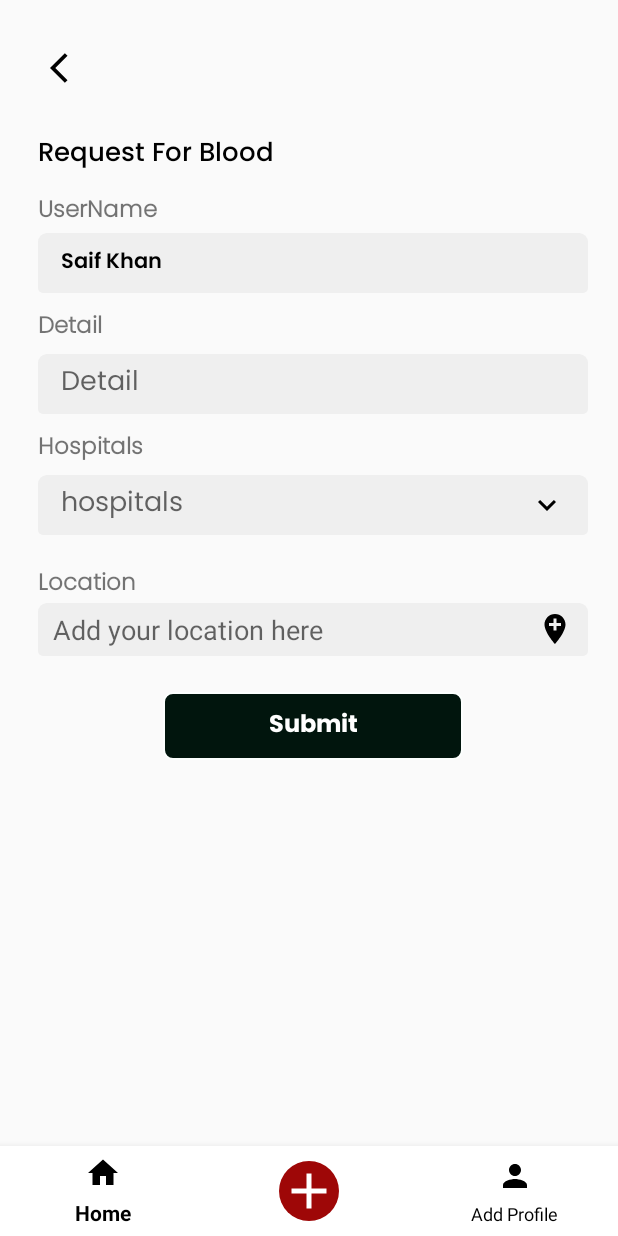
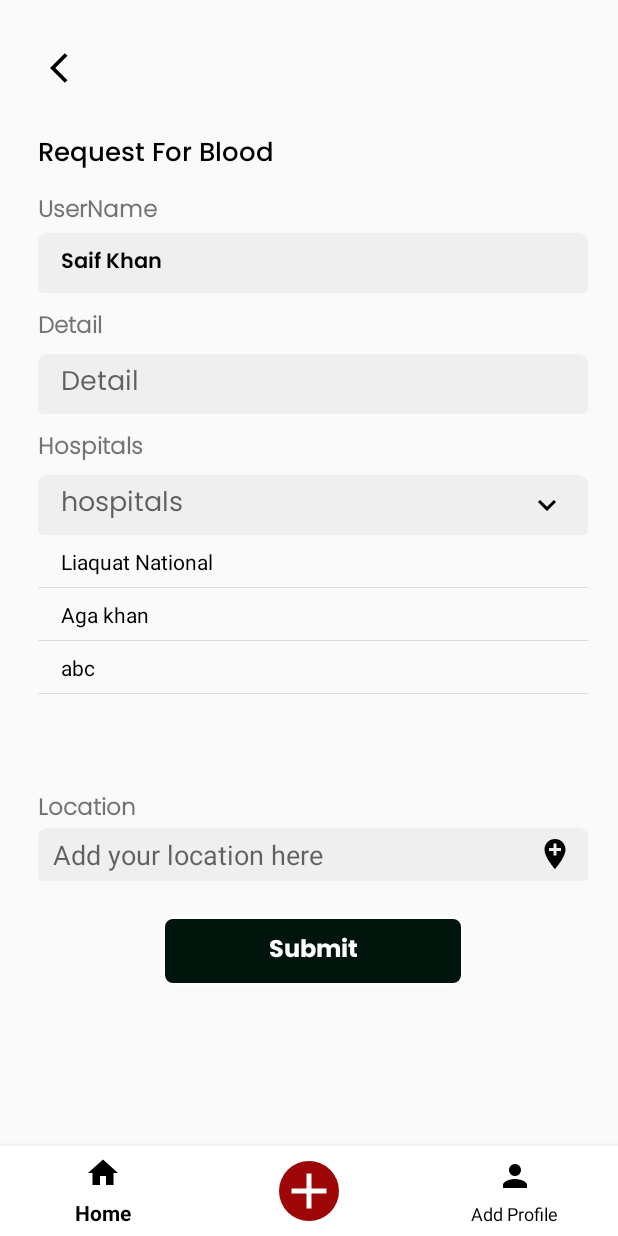
Before and after one commit to SaaifKhan/Blood-Donar-Finder, an Android app: the fragment RequestFragment placed in its activity, on a phone screen of 412 x 824 dp. Run offline under Robolectric (Android 15) with nearby library versions, the phone set to English and light mode, and no system bars; our stand-ins replace navigation-ui; libraries missing offline, so code that uses them is left out: net.cachapa.expandablelayout; plain views replace ExpandableLayout, MaterialRippleLayout; Roboto replaces fonts that are not available here; 4 statements that could not run were skipped.

Commit message:
ExpandableLayout using library AddRequest and RequestFragment Complete Update

```diff
--- a/app/src/main/java/app/dotinfiny/Bdf/UI/addrequestfragment/RequestFragment.java
+++ b/app/src/main/java/app/dotinfiny/Bdf/UI/addrequestfragment/RequestFragment.java
@@ -20,8 +20,15 @@ import androidx.fragment.app.Fragment;
 import androidx.navigation.Navigation;
 import androidx.recyclerview.widget.RecyclerView;
 
+import net.cachapa.expandablelayout.ExpandableLayout;
+
+import java.util.ArrayList;
+import java.util.List;
+
 import app.dotinfiny.Bdf.R;
 import app.dotinfiny.Bdf.UI.addrequestfragment.adapter.BloodGroupAdapter;
+import app.dotinfiny.Bdf.UI.addrequestfragment.adapter.HospitalsAdapter;
+import app.dotinfiny.Bdf.UI.addrequestfragment.model.HospitalModel;
 
 
 public class RequestFragment extends Fragment {
@@ -34,8 +41,12 @@ public class RequestFragment extends Fragment {
     TextView TvName;
     TextView title;
     TextView btnReqBlood;
-    TextView TextViewBloodForDonar,BloodGroupOfDonar;
+    TextView TextViewBloodForDonar, BloodGroupOfDonar;
     TextView TvError, TvErrorLocations, TvErrorHospital;
+    RecyclerView HospitalListRecyclerview;
+    HospitalsAdapter hospitalsAdapter;
+    ExpandableLayout expandableLayout;
+    //  List<HospitalModel> hospitalModelList = new ArrayList<>();
 
 
     @Override
@@ -43,6 +54,7 @@ public class RequestFragment extends Fragment {
         super.onCreate(savedInstanceState);
 
         // Drawable error = TvError.getBackground(R.drawable.error_drawable,);
+
 
         getActivity().getWindow().setSoftInputMode(
                 WindowManager.LayoutParams.SOFT_INPUT_STATE_ALWAYS_HIDDEN);
@@ -53,6 +65,8 @@ public class RequestFragment extends Fragment {
     @Override
     public View onCreateView(LayoutInflater inflater, ViewGroup container,
                              Bundle savedInstanceState) {
+
+
         bloodGroupAdapter = new BloodGroupAdapter(new BloodGroupAdapter.CLickListener() {
             @Override
             public void onClick(int position) {
@@ -73,7 +87,7 @@ public class RequestFragment extends Fragment {
         clickListener();
         checkEdittextWatcher(TvDesc, TvError);
         checkEdittextWatcher(TvHospitals, TvErrorHospital);
-         checkEdittextWatcher(Tvlocation,TvErrorLocations);
+        checkEdittextWatcher(Tvlocation, TvErrorLocations);
         RequestFragmentArgs args = RequestFragmentArgs.fromBundle(getArguments());
         Toast.makeText(getContext(), "It Donor " + args.getIsDonar(), Toast.LENGTH_SHORT).show();
         if (args.getIsDonar()) {
@@ -91,11 +105,26 @@ public class RequestFragment extends Fragment {
     }
 
     private void clickListener() {
+
+
         recyclerView.setHasFixedSize(true);
         recyclerView.setAdapter(bloodGroupAdapter);
 
+
+        HospitalListRecyclerview.setHasFixedSize(true);
+        hospitalsAdapter = new HospitalsAdapter(HospitalName(), new HospitalsAdapter.CLickListener() {
+            @Override
+            public void onClick(int position) {
+                HospitalModel model = HospitalName().get(position);
+                TvHospitals.setText(model.getHospitalName());
+                expandableLayout.setExpanded(false, true);
+            }
+        });
+        HospitalListRecyclerview.setAdapter(hospitalsAdapter);
+
+
 //        recyclerViewDonar.setHasFixedSize(true);
-  //      recyclerViewDonar.setAdapter(bloodGroupAdapter);
+        //      recyclerViewDonar.setAdapter(bloodGroupAdapter);
 
 
         imgBack.setOnClickListener(new View.OnClickListener() {
@@ -126,6 +155,14 @@ public class RequestFragment extends Fragment {
         });
 
 
+        TvHospitals.setOnClickListener(new View.OnClickListener() {
+            @Override
+            public void onClick(View v) {
+                expandableLayout.setExpanded(!expandableLayout.isExpanded(), true);
+            }
+        });
+
+
     }
 
     private void init(View view) {
@@ -145,6 +182,8 @@ public class RequestFragment extends Fragment {
         TextViewBloodForDonar = view.findViewById(R.id.TvBloodGroupDonar);
         BloodGroupOfDonar = view.findViewById(R.id.BloodGroupofDonar);
         RequiredBloodGroupOfReceiver = view.findViewById(R.id.TvRequiredBloodGroup);
+        HospitalListRecyclerview = view.findViewById(R.id.recyclerviewHospitals);
+        expandableLayout = view.findViewById(R.id.expandable_layout);
     }
 
 
@@ -179,5 +218,15 @@ public class RequestFragment extends Fragment {
 
     }
 
+    public List<HospitalModel> HospitalName() {
+        final List<HospitalModel> list = new ArrayList<>();
+
+        list.add(new HospitalModel(1, "Liaquat National"));
+        list.add(new HospitalModel(2, "Aga khan"));
+        list.add(new HospitalModel(3, "abc"));
+
+        return list;
+    }
+
 
 }
--- a/app/src/main/java/app/dotinfiny/Bdf/UI/addrequestfragment/adapter/HospitalsAdapter.java
+++ b/app/src/main/java/app/dotinfiny/Bdf/UI/addrequestfragment/adapter/HospitalsAdapter.java
@@ -3,34 +3,79 @@ package app.dotinfiny.Bdf.UI.addrequestfragment.adapter;
 import android.view.LayoutInflater;
 import android.view.View;
 import android.view.ViewGroup;
+import android.widget.TextView;
 
 import androidx.annotation.NonNull;
 import androidx.recyclerview.widget.RecyclerView;
 
+import java.util.ArrayList;
+import java.util.List;
+
 import app.dotinfiny.Bdf.R;
+import app.dotinfiny.Bdf.UI.addrequestfragment.model.HospitalModel;
 
 public class HospitalsAdapter extends RecyclerView.Adapter<HospitalsAdapter.ViewHolder> {
+
+    private final int selected_position = -1;
+    CLickListener HospitalNameCLickListener;
+
+
+    // private List<HospitalModel> hospitalModels;
+    List<HospitalModel> hospitalModels = new ArrayList<>();
+
+
+    public HospitalsAdapter(List<HospitalModel> hospitalModels, CLickListener cLickListener) {
+        this.hospitalModels = hospitalModels;
+        this.HospitalNameCLickListener = cLickListener;
+
+    }
+
     @NonNull
     @Override
     public HospitalsAdapter.ViewHolder onCreateViewHolder(@NonNull ViewGroup viewGroup, int i) {
         View itemView = LayoutInflater.from(viewGroup.getContext()).
-                inflate(R.layout.layout_row_items_hospitals,viewGroup,false);
+                inflate(R.layout.layout_row_items_hospitals, viewGroup, false);
         return new ViewHolder(itemView);
     }
 
+//    public HospitalsAdapter(List<HospitalModel> hospitalModelList, RequestFragment requestFragment) {
+//
+//    }
+
     @Override
-    public void onBindViewHolder(@NonNull HospitalsAdapter.ViewHolder viewHolder, int i) {
+    public void onBindViewHolder(@NonNull HospitalsAdapter.ViewHolder viewHolder, final int i) {
+        HospitalModel hospitalModel = hospitalModels.get(i);
+
+        viewHolder.hospitalName.setText(hospitalModel.getHospitalName());
+
+
+        viewHolder.itemView.setOnClickListener(new View.OnClickListener() {
+            @Override
+            public void onClick(View v) {
+                HospitalNameCLickListener.onClick(i);
+
+            }
+        });
+
 
     }
 
     @Override
     public int getItemCount() {
-        return 0;
+        return hospitalModels.size();
+    }
+
+    public interface CLickListener {
+        void onClick(int position);
     }
 
     public class ViewHolder extends RecyclerView.ViewHolder {
+        TextView hospitalName;
+
         public ViewHolder(@NonNull View itemView) {
             super(itemView);
+            hospitalName = itemView.findViewById(R.id.tvHospitalNames);
+
         }
     }
 }
--- /dev/null
+++ b/app/src/main/java/app/dotinfiny/Bdf/UI/addrequestfragment/model/HospitalModel.java
@@ -0,0 +1,32 @@
+package app.dotinfiny.Bdf.UI.addrequestfragment.model;
+
+public class HospitalModel {
+    public int id;
+    public String HospitalName;
+
+    public HospitalModel(String s) {
+    }
+
+
+    public HospitalModel(int id, String hospitalName) {
+
+        this.id = id;
+        HospitalName = hospitalName;
+    }
+
+    public int getId() {
+        return id;
+    }
+
+    public void setId(int id) {
+        this.id = id;
+    }
+
+    public String getHospitalName() {
+        return HospitalName;
+    }
+
+    public void setHospitalName(String hospitalName) {
+        HospitalName = hospitalName;
+    }
+}
--- a/app/src/main/java/app/dotinfiny/Bdf/UI/homeFragment/HomeFragment.java
+++ b/app/src/main/java/app/dotinfiny/Bdf/UI/homeFragment/HomeFragment.java
@@ -58,7 +58,7 @@ public class HomeFragment extends Fragment {
         homeProfileAdapter = new HomeProfileAdapter(new HomeProfileAdapter.CLickListener() {
             @Override
             public void onClick(int position) {
-                Navigation.findNavController(view).navigate(R.id.action_homeFragment_to_profileDetail);
+                Navigation.findNavController(view).navigate(R.id.action_homeFragment_to_profileDetail2);
 
             }
         });
--- a/app/src/main/java/app/dotinfiny/Bdf/UI/profiledetail/ProfileDetail.java
+++ b/app/src/main/java/app/dotinfiny/Bdf/UI/profiledetail/ProfileDetail.java
@@ -65,7 +65,7 @@ public class ProfileDetail extends Fragment {
        BackButton.setOnClickListener(new View.OnClickListener() {
            @Override
            public void onClick(View v) {
-               Navigation.findNavController(v).navigate(R.id.action_profileDetail_to_homeFragment);
+               Navigation.findNavController(v).popBackStack();
 
            }
        });
--- a/app/src/main/res/layout/fragment_request.xml
+++ b/app/src/main/res/layout/fragment_request.xml
@@ -190,8 +190,10 @@
 
             <EditText
                 android:id="@+id/Hospitals"
+                android:editable="false"
                 android:layout_width="match_parent"
                 android:layout_height="40dp"
+                android:focusable="false"
                 android:layout_below="@id/tvHospital"
                 android:layout_marginTop="5dp"
                 android:background="@drawable/rectangle"
@@ -210,9 +212,8 @@
                 android:layout_below="@+id/Hospitals"
                 android:layout_height="wrap_content"
                 app:el_duration="1000"
-                app:el_expanded="true"
+                app:el_expanded="false"
                 app:el_parallax="0.5">
-            </net.cachapa.expandablelayout.ExpandableLayout>
 
 
                 <androidx.recyclerview.widget.RecyclerView
@@ -222,17 +223,16 @@
                     android:orientation="vertical"
                     tools:listitem="@layout/layout_row_items_hospitals"
                     android:layout_below="@id/expandable_layout"
-                android:layout_height="match_parent">
-
-
+                    android:layout_height="150dp">
 
                 </androidx.recyclerview.widget.RecyclerView>
+            </net.cachapa.expandablelayout.ExpandableLayout>
 
             <TextView
                 android:id="@+id/tvErrorHospital"
                 android:layout_width="match_parent"
                 android:layout_height="wrap_content"
-                android:layout_below="@id/recyclerviewHospitals"
+                android:layout_below="@id/expandable_layout"
                 android:layout_marginStart="4dp"
                 android:layout_marginTop="4dp"
                 android:text="Please Select Hospital"
@@ -255,6 +255,8 @@
                 android:id="@+id/LocationRequestBlood"
                 android:layout_width="match_parent"
                 android:layout_height="35dp"
+                android:editable="false"
+                android:focusable="false"
                 android:layout_below="@id/TvLocation"
                 android:background="@drawable/rectangle"
                 android:drawableRight="@drawable/ic_baseline_add_location_24"
--- a/app/src/main/res/layout/layout_row_items_hospitals.xml
+++ b/app/src/main/res/layout/layout_row_items_hospitals.xml
@@ -1,14 +1,22 @@
 <?xml version="1.0" encoding="utf-8"?>
 <RelativeLayout xmlns:android="http://schemas.android.com/apk/res/android"
     android:layout_width="match_parent"
-    android:layout_height="wrap_content">
-
+    android:layout_height="35dp">
 
 
     <TextView
-        android:layout_width="match_parent"
-        android:layout_height="35dp"
+        android:id="@+id/tvHospitalNames"
+        android:layout_width="wrap_content"
+        android:layout_height="wrap_content"
         android:layout_centerVertical="true"
-        android:text="Liaquat National"/>
+        android:layout_marginLeft="15dp"
+        android:textColor="@android:color/black"
+        android:text="Liaquat National" />
+
+    <View
+        android:layout_width="wrap_content"
+        android:layout_height="0.3dp"
+        android:layout_alignParentBottom="true"
+        android:background="@color/colorAccent" />
 
 </RelativeLayout>
--- a/app/src/main/res/navigation/main_nav.xml
+++ b/app/src/main/res/navigation/main_nav.xml
@@ -10,18 +10,9 @@
         android:name="app.dotinfiny.Bdf.UI.homeFragment.HomeFragment"
         android:label="HomeFragment" >
         <action
-            android:id="@+id/action_homeFragment_to_profileDetail"
+            android:id="@+id/action_homeFragment_to_profileDetail2"
             app:destination="@id/profileDetail" />
-        <action
-            android:id="@+id/action_homeFragment_self"
-            app:destination="@id/homeFragment"
-            app:enterAnim="@anim/fragment_fade_enter"
-            app:exitAnim="@anim/fragment_close_exit" />
     </fragment>
-    <fragment
-        android:id="@+id/profileFragment"
-        android:name="app.dotinfiny.Bdf.UI.profilefragment.ProfileFragment"
-        android:label="ProfileFragment" />
     <fragment
         android:id="@+id/addRequestFragment"
         android:name="app.dotinfiny.Bdf.UI.addrequestfragment.AddRequestFragment"
@@ -34,27 +25,18 @@
 
     </fragment>
     <fragment
-        android:id="@+id/profileDetail"
-        android:name="app.dotinfiny.Bdf.UI.profilefragment.ProfileFragment"
-        android:label="ProfileDetail" >
-        <action
-            android:id="@+id/action_profileDetail_to_homeFragment"
-            app:destination="@id/homeFragment"
-            app:exitAnim="@anim/fragment_fade_exit" />
-        <action
-            android:id="@+id/action_profileDetail_pop"
-            app:popUpTo="@id/profileDetail"
-            app:popUpToInclusive="true" />
+        android:id="@+id/requestFragment"
+        android:name="app.dotinfiny.Bdf.UI.addrequestfragment.RequestFragment"
+        android:label="RequestFragment">
+        <argument
+            android:name="isDonar"
+            app:argType="boolean" />
+
     </fragment>
     <fragment
-        android:id="@+id/requestFragment"
-        android:name="app.dotinfiny.Bdf.UI.addrequestfragment.RequestFragment"
-        android:label="RequestFragment" >
-        <argument
-            android:name="isDonar"
-            app:argType="boolean"/>
-
-    </fragment>
+        android:id="@+id/profileDetail"
+        android:name="app.dotinfiny.Bdf.UI.profiledetail.ProfileDetail"
+        android:label="ProfileDetail" />
 
 
 </navigation>
```
Also changed, not shown: app/build.gradle (+14 -6 lines). Lines whose indentation alone changed are shown as unchanged.
